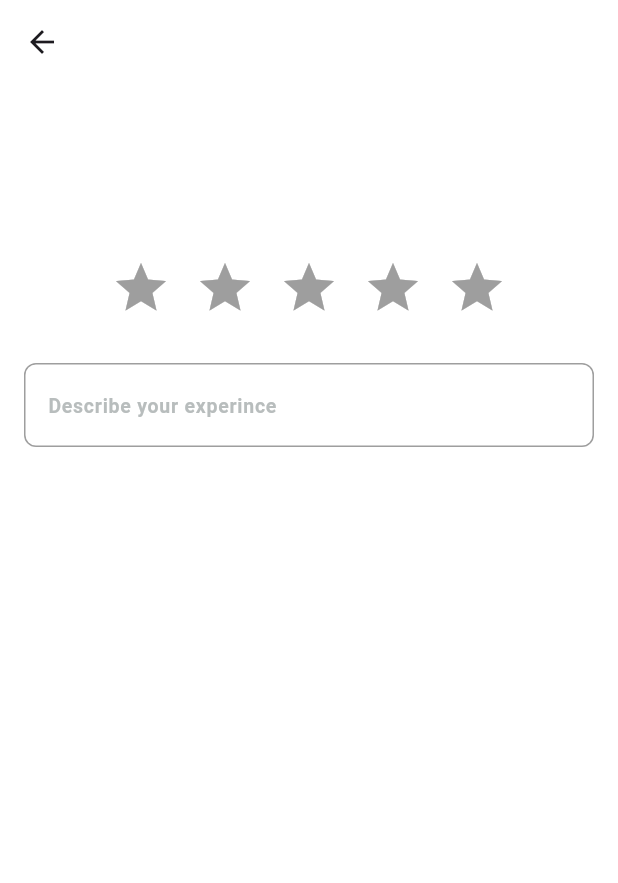
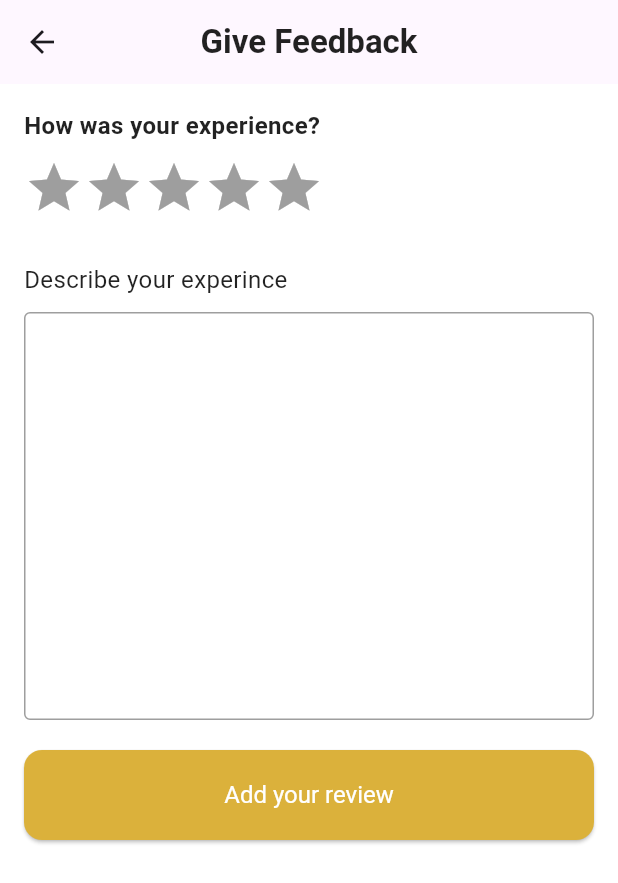
Before and after one commit to Nabil-Gabr/Iteru-App, a Flutter app: the MuseumRatingView screen opened by its route, on a phone screen of 412 x 824 dp. Shown: the top 883 px of the screen. Run offline on Flutter 3.47's test engine with Material 3 defaults, Android fonts, the phone set to English and light mode, and no system bars; drawn by our look-alikes of flutter_rating_bar; our stand-ins replace cached_network_image, carousel_slider, chat_bubbles, dartz, dio, flutter_bloc and 8 more; missing offline and left inert: animated_snack_bar; accounts and stored records are empty.

Commit message:
add Museum Rating View ui nto api

```diff
--- /dev/null
+++ b/lib/core/addrating/add_rating_cubit.dart
@@ -0,0 +1,41 @@
+
+import 'package:flutter/material.dart';
+import 'package:flutter_bloc/flutter_bloc.dart';
+import 'package:iteru_app/core/entities/rating_and_review_entity.dart';
+
+part 'add_rating_state.dart';
+
+class AddRatingCubit extends Cubit<AddRatingState> {
+  AddRatingCubit() : super(AddRatingInitial());
+  List<RatingAndReviewEntity> allratingsList = [];
+  double averagerating = 0;
+  int ratingCounter = 0;
+  double allRatings = 0;
+  void addRating(RatingAndReviewEntity ratingAndReviewEntity) {
+    emit(AddRatingLoading());
+    try {
+      ratingCounter += 1;
+      allRatings += ratingAndReviewEntity.rating;
+      calcAverageCount();
+      allratingsList.add(ratingAndReviewEntity);
+      emit(AddRatingSuccess());
+    } on Exception catch (e) {
+      emit(AddRatingFailure(errMessage: e.toString()));
+    }
+  }
+
+  List<RatingAndReviewEntity> getRating() {
+    emit(AddRatingLoading());
+    try {
+      emit(AddRatingSuccess());
+      return allratingsList;
+    } catch (e) {
+      emit(AddRatingFailure(errMessage: e.toString()));
+      return [];
+    }
+  }
+
+  calcAverageCount() {
+    averagerating = allRatings / ratingCounter;
+  }
+}
--- /dev/null
+++ b/lib/core/addrating/add_rating_state.dart
@@ -0,0 +1,16 @@
+part of 'add_rating_cubit.dart';
+
+@immutable
+sealed class AddRatingState {}
+
+final class AddRatingInitial extends AddRatingState {}
+
+final class AddRatingLoading extends AddRatingState {}
+
+final class AddRatingSuccess extends AddRatingState {}
+final class AddRatingFailure extends AddRatingState {
+  final String errMessage;
+
+  AddRatingFailure({required this.errMessage});
+
+}
--- a/lib/core/widgets/average_rating_to_item.dart
+++ b/lib/core/widgets/average_rating_to_item.dart
@@ -2,15 +2,15 @@ import 'package:flutter/material.dart';
 import 'package:flutter_rating_bar/flutter_rating_bar.dart';
 
 class AverageRatingToItem extends StatelessWidget {
+  final double rating;
   const AverageRatingToItem({
-    super.key,
+    super.key, required this.rating,
   });
-
 
   @override
   Widget build(BuildContext context) {
     return RatingBarIndicator(
-      rating: 2.75,
+      rating: rating,
       itemBuilder: (context, index) => const Icon(
         Icons.star,
         color: Colors.amber,
--- /dev/null
+++ b/lib/core/widgets/custom_button_rating.dart
@@ -0,0 +1,27 @@
+import 'package:flutter/material.dart';
+import 'package:iteru_app/core/utils/app_colors.dart';
+
+class CustomButtonRating extends StatelessWidget {
+  final void Function() onPresses;
+  const CustomButtonRating({
+    super.key,
+    required this.onPresses,
+  });
+
+  @override
+  Widget build(BuildContext context) {
+    return SizedBox(
+        height: 60,
+        width: double.infinity,
+        child: ElevatedButton(
+          onPressed: onPresses,
+          style: ElevatedButton.styleFrom(
+              backgroundColor: AppColors.primaryColor,
+              shape: RoundedRectangleBorder(
+                  borderRadius: BorderRadius.circular(12)),
+              textStyle: const TextStyle(fontSize: 16),
+              foregroundColor: Colors.white),
+          child: const Text("Add your review"),
+        ));
+  }
+}
--- /dev/null
+++ b/lib/core/widgets/custom_text_form_filed_rating.dart
@@ -0,0 +1,35 @@
+import 'package:flutter/material.dart';
+import 'package:iteru_app/core/utils/app_colors.dart';
+
+class CustomTextFormFiledRating extends StatelessWidget {
+  final TextEditingController textEditingController;
+
+  const CustomTextFormFiledRating({
+    super.key,
+    required this.textEditingController,
+  });
+
+  @override
+  Widget build(BuildContext context) {
+    return TextField(
+      maxLines: 10,
+      controller: textEditingController,
+      decoration: const InputDecoration(
+        filled: true,
+        fillColor: Colors.white,
+        enabledBorder: OutlineInputBorder(
+          borderRadius: BorderRadius.all(Radius.circular(4)),
+          borderSide: BorderSide(color: Colors.grey, width: 1),
+        ),
+        focusedBorder: OutlineInputBorder(
+          borderRadius: BorderRadius.all(Radius.circular(4)),
+          borderSide: BorderSide(color: Colors.amber, width: 1),
+        ),
+        hintStyle: TextStyle(
+            fontSize: 13,
+            fontWeight: FontWeight.w700,
+            color: AppColors.captionColor),
+      ),
+    );
+  }
+}
--- a/lib/main.dart
+++ b/lib/main.dart
@@ -3,6 +3,7 @@ import 'package:flutter_bloc/flutter_bloc.dart';
 import 'package:flutter_localizations/flutter_localizations.dart';
 import 'package:iteru_app/core/Theme/language_cubit.dart';
 import 'package:iteru_app/core/Theme/theme_cubit.dart';
+import 'package:iteru_app/core/addrating/add_rating_cubit.dart';
 import 'package:iteru_app/core/helpers/functions/on_generate_route.dart';
 import 'package:iteru_app/core/services/custom_bloc_observer.dart';
 import 'package:iteru_app/core/services/get_it_service.dart';
@@ -25,6 +26,7 @@ void main() async {
       providers: [
         BlocProvider(create: (context) => ThemeCubit()),
         BlocProvider(create: (context) => languageCubit),
+        BlocProvider(create: (context)=>AddRatingCubit())
       ],
       child: const IteruApp(),
     ),
--- a/lib/modules/auth/data/models/user_model.dart
+++ b/lib/modules/auth/data/models/user_model.dart
@@ -16,4 +16,9 @@ class UserModel extends UserEntity {
       token: json['token'] ?? '',
     );
   }
+
+  @override
+  String toString() {
+    return 'UserModel(userData: ${userData.toString()}, token: $token)';
+  }
 }
--- a/lib/modules/auth/data/repo_impl/auth_repo_impl.dart
+++ b/lib/modules/auth/data/repo_impl/auth_repo_impl.dart
@@ -20,7 +20,7 @@ class AuthRepoImpl extends AuthRepo {
     try {
       // Call the API
       var user = await apiAuthService.post(
-        url: "http://10.0.2.2:3000/api/auth/login",
+        url: "http://192.168.1.13:5000/api/auth/login",
         body: {
           "email": userEmail,
           "password": userPassowrd,
@@ -56,12 +56,14 @@ class AuthRepoImpl extends AuthRepo {
       required String userPhone}) async {
     try {
       var response = await apiAuthService
-          .post(url: "http://10.0.2.2:3000/api/auth/register", body: {
+          .post(url: "http://192.168.1.13:5000/api/auth/register", body: {
         "name": userName,
         "email": userEmail,
         "password": userPassword,
         "phone": userPhone
       });
+
+      log("auth_repo_impl.dart ${response.toString()}");
 
       return right(UserModel.fromJson(response));
     } catch (e) {
--- a/lib/modules/auth/presentation/views/widgets/sign_in_view_body_bloc_consumer.dart
+++ b/lib/modules/auth/presentation/views/widgets/sign_in_view_body_bloc_consumer.dart
@@ -2,10 +2,12 @@ import 'dart:developer';
 
 import 'package:flutter/material.dart';
 import 'package:flutter_bloc/flutter_bloc.dart';
+import 'package:iteru_app/core/cache/shared_preferences_singleton.dart';
 import 'package:iteru_app/core/helpers/functions/show_error_bar.dart';
 
 import 'package:iteru_app/modules/auth/presentation/views/widgets/login_view_body.dart';
 import 'package:iteru_app/modules/home/presentation/view/home_view.dart';
+import 'package:jwt_decoder/jwt_decoder.dart';
 import 'package:modal_progress_hud_nsn/modal_progress_hud_nsn.dart';
 
 import '../../manager/sign_in_cubits/sign_in_cubit.dart';
@@ -19,6 +21,9 @@ class SignInViewBodyBlocConsumer extends StatelessWidget {
       listener: (context, state) {
         if (state is SignInSuccess) {
           log("Sign In View Body BlocConsumer==${state.toString()}");
+          final decodedToken= JwtDecoder.decode(state.userEntity.token);
+          CacheHelpe.saveData(key: 'token', value: state.userEntity.token);
+          CacheHelpe.saveData(key: 'id', value: decodedToken["id"]);
           ScaffoldMessenger.of(context)
                 .showSnackBar(const SnackBar(content: Text('Success')));
         Navigator.of(context).pushNamed(HomeView.routeName);
--- a/lib/modules/home/presentation/view/widgets/custom_drawer.dart
+++ b/lib/modules/home/presentation/view/widgets/custom_drawer.dart
@@ -63,6 +63,8 @@ class CustomDrawer extends StatelessWidget {
                 GestureDetector(
                   onTap: () {
                     CacheHelpe.removeData(key: kIsOnboardingViewSeen);
+                    // CacheHelpe.removeData(key: 'id');
+                    // CacheHelpe.removeData(key: 'token');
                     Navigator.of(context)
                         .pushReplacementNamed(OnboardingView.routeName);
                   },
--- a/lib/modules/museum/presentation/view/museum_rating_view.dart
+++ b/lib/modules/museum/presentation/view/museum_rating_view.dart
@@ -1,79 +1,133 @@
+import 'package:animated_snack_bar/animated_snack_bar.dart';
 import 'package:flutter/material.dart';
+import 'package:flutter_bloc/flutter_bloc.dart';
 import 'package:flutter_rating_bar/flutter_rating_bar.dart';
+import 'package:iteru_app/core/addrating/add_rating_cubit.dart';
 import 'package:iteru_app/core/constants/constant.dart';
-import 'package:iteru_app/core/utils/app_colors.dart';
+import 'package:iteru_app/core/entities/rating_and_review_entity.dart';
+import 'package:iteru_app/core/utils/app_images.dart';
+import 'package:iteru_app/core/widgets/custom_button_rating.dart';
+import 'package:iteru_app/core/widgets/custom_text_form_filed_rating.dart';
 
 class MuseumRatingView extends StatelessWidget {
   const MuseumRatingView({super.key});
   static const String routeName = 'MuseumRatingView';
+// تم التعديل
   @override
   Widget build(BuildContext context) {
     return Scaffold(
-      //1:AppBar
         appBar: AppBar(
-        backgroundColor: Colors.white,
+          title: const Text(
+            "Give Feedback",
+            style: TextStyle(
+                fontSize: 22,
+                fontWeight: FontWeight.w600,
+                color: Colors.black87),
           ),
-      //2:Body
-      body: Padding(
+          elevation: 0,
+          centerTitle: true,
+        ),
+        body: const MuseumRatingViewBody());
+  }
+}
+
+/// تم التعديل
+class MuseumRatingViewBody extends StatefulWidget {
+  const MuseumRatingViewBody({super.key});
+
+  @override
+  State<MuseumRatingViewBody> createState() => _MuseumRatingViewBodyState();
+}
+
+class _MuseumRatingViewBodyState extends State<MuseumRatingViewBody> {
+  final TextEditingController comment = TextEditingController();
+  double rating = 0;
+  @override
+  Widget build(BuildContext context) {
+
+    return Padding(
       padding: const EdgeInsets.all(kHorizintalPadding),
+      child: SingleChildScrollView(
         child: Column(
+          crossAxisAlignment: CrossAxisAlignment.start,
           children: [
+            const Text(
+              "How was your experience?",
+              style: TextStyle(
+                  fontSize: 16,
+                  fontWeight: FontWeight.w600,
+                  color: Colors.black87),
+            ),
             const SizedBox(
-              height: 100,
+              height: 10,
             ),
-            Align(
-              alignment: Alignment.center,
-              child: RatingBar.builder(
+            RatingBar.builder(
               initialRating: 0,
               minRating: 1,
               direction: Axis.horizontal,
               allowHalfRating: true,
               itemCount: 5,
-                itemPadding: const EdgeInsets.symmetric(horizontal: 8.0),
               itemBuilder: (context, _) => const Icon(
                 Icons.star,
                 color: Colors.amber,
               ),
               onRatingUpdate: (rating) {
-                  print(rating);
+                setState(() {
+                  this.rating = rating;
+                });
               },
-              ),
             ),
             const SizedBox(
               height: 30,
             ),
-            TextFormField(
-              //2-decoration
-              decoration: const InputDecoration(
-                //2:1-background text feild
-                filled: true,
-                fillColor: Colors.white,
-
-                //2:3-enabledBorder
-                enabledBorder: OutlineInputBorder(
-                  borderRadius: BorderRadius.all(Radius.circular(8)),
-                  borderSide: BorderSide(color: Colors.grey, width: 1),
+            const Text(
+              "Describe your experince",
+              style: TextStyle(fontSize: 16, color: Colors.black87),
             ),
-
-                //2:4-focusedBorder
-                focusedBorder: OutlineInputBorder(
-                  borderRadius: BorderRadius.all(Radius.circular(8)),
-                  borderSide: BorderSide(color: Colors.amber, width: 1),
+            const SizedBox(
+              height: 10,
             ),
-
-                //2:5-hintText
-                hintText: 'Describe your experince',
-                hintStyle: TextStyle(
-                    fontSize: 13,
-                    fontWeight: FontWeight.w700,
-                    color: AppColors.captionColor),
+            CustomTextFormFiledRating(
+              textEditingController: comment,
             ),
+            const SizedBox(
+              height: 20,
+            ),
+            BlocConsumer<AddRatingCubit, AddRatingState>(
+              listener: (context, state) {
+                if (state is AddRatingSuccess) {
+                  Navigator.of(
+                    context,
+                  ).pop();
+                }
+              },
+              builder: (context, state) {
+                return CustomButtonRating(
+                  onPresses: () {
+                    if (rating != 0.0) {
+                      RatingAndReviewEntity ratingAndReviewEntity =
+                          RatingAndReviewEntity(
+                              nameUser: "Nabil",
+                              imageUser: Assets.imagesPersonalPhoto,
+                              comment: comment.text,
+                              rating: rating);
+                      context
+                          .read<AddRatingCubit>()
+                          .addRating(ratingAndReviewEntity);
+                    } else {
+                      AnimatedSnackBar.material(
+                        "please add rating",
+                        type: AnimatedSnackBarType.warning,
+                        duration: Duration(seconds: 2),
+                      ).show(context);
+                    }
+                  },
+                );
+              },
             )
           ],
         ),
       ),
     );
   }
-
-
 }
--- a/pubspec.yaml
+++ b/pubspec.yaml
@@ -52,6 +52,8 @@ dependencies:
   skeletonizer: ^1.4.3
   carousel_slider: ^5.0.0
   chat_bubbles: ^1.6.0
+  animated_snack_bar: ^0.4.0
+  jwt_decoder: ^2.0.1
 
 
 dev_dependencies:
```
Also changed, not shown: lib/core/widgets/guest_reviews_widget.dart (+14 -8 lines), lib/core/widgets/rating_and_review_item.dart (+3 -5 lines), lib/core/widgets/rating_and_review_list_view.dart (+6 -23 lines), lib/core/widgets/rating_widget.dart (+29 -10 lines), lib/modules/auth/domain/entity/user_entity.dart (+11 -0 lines), lib/modules/auth/presentation/views/widgets/signup_view_body_bloc_consumer.dart (+7 -1 lines), lib/modules/chat/presentation/view/widgets/chat_view_body.dart (+7 -27 lines), lib/modules/chat/presentation/view/widgets/custom_text_field_chat_bot.dart (added, +54 -0 lines), pubspec.lock, 4 other files. Lines whose indentation alone changed are shown as unchanged.
